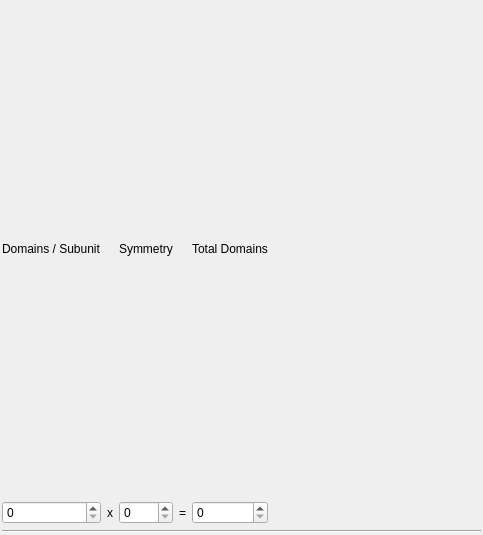
This is config/domains/panel.ui in NATuG3/NATuG3 as Qt 5 draws it before an edit. The edited form follows.
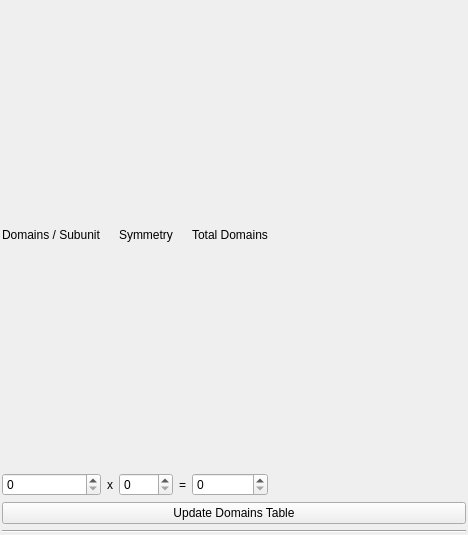
This is the edited form.

Commit message: Added resize event on render

Diff of the .ui file:
```diff
--- a/config/domains/panel.ui
+++ b/config/domains/panel.ui
@@ -6,7 +6,7 @@
    <rect>
     <x>0</x>
     <y>0</y>
-    <width>483</width>
+    <width>468</width>
     <height>535</height>
    </rect>
   </property>
@@ -147,6 +147,19 @@
      </item>
     </layout>
    </item>
+   <item>
+    <widget class="QPushButton" name="update_domains_table_button">
+     <property name="text">
+      <string>Update Domains Table</string>
+     </property>
+     <property name="autoDefault">
+      <bool>false</bool>
+     </property>
+     <property name="default">
+      <bool>false</bool>
+     </property>
+    </widget>
+   </item>
    <item>
     <widget class="Line" name="line">
      <property name="orientation">
```
Left out of the diff: 56 changed lines with no effect on the pictures. The commit also changes 2 other files.
